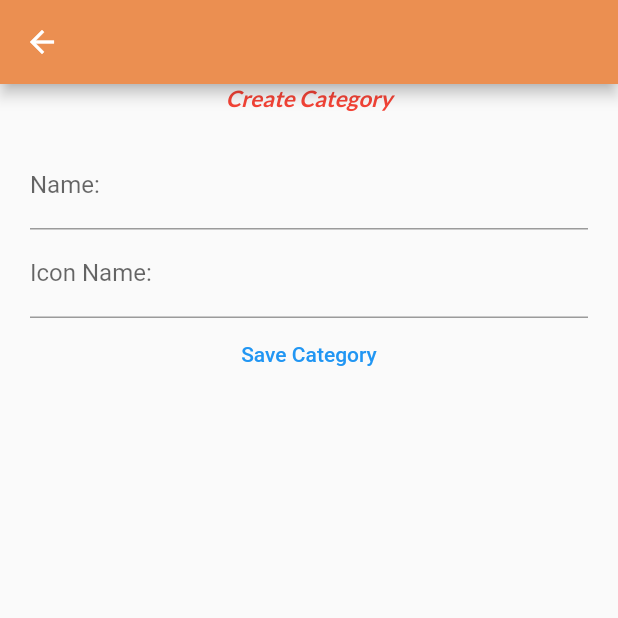
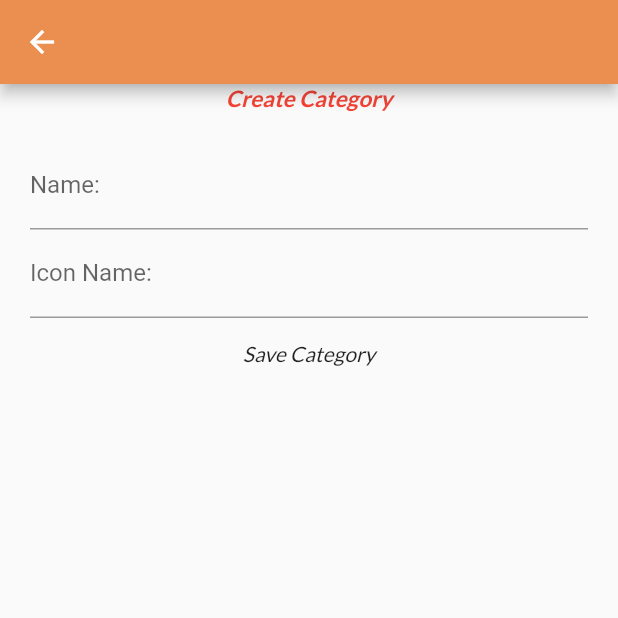
Before and after one commit to RoyAvidar/Flutter_Nestjs, a Flutter app: the AdminCreateCategoryScreen screen opened by its route, on a phone screen of 412 x 824 dp, the top half of it. Run offline on Flutter 3.47's test engine with Material 2 defaults, Android fonts, the phone set to English and light mode, and no system bars; our stand-ins replace adaptive_theme, flutter_settings_screens, graphql_flutter, image_picker, shared_preferences; accounts and stored records are empty; network calls fail.

Commit message:
small changes

```diff
--- a/lib/providers/category_provider.dart
+++ b/lib/providers/category_provider.dart
@@ -39,6 +39,7 @@ const deleteCategoryGraphql = """
 
 class CategoryProvider with ChangeNotifier {
   List<Category> _categories = [];
+  List<String> _iconList = [];
 
   Future<List<Category>> get getCategories async {
     QueryOptions queryOptions = QueryOptions(document: gql(categoriesGraphql));
--- a/lib/screens/admin/categories/admin_create_category_screen.dart
+++ b/lib/screens/admin/categories/admin_create_category_screen.dart
@@ -62,7 +62,6 @@ class Admin_CreateCategoryScreenState extends State<AdminCreateCategoryScreen> {
               ),
             ),
           ),
-
           Form(
             key: _formKey,
             child: Padding(
@@ -72,6 +71,7 @@ class Admin_CreateCategoryScreenState extends State<AdminCreateCategoryScreen> {
                 mainAxisAlignment: MainAxisAlignment.spaceAround,
                 children: [
                   TextFormField(
+                    controller: categoryNameController,
                     decoration: InputDecoration(labelText: 'Name: '),
                     textInputAction: TextInputAction.next,
                     validator: (value) {
@@ -89,7 +89,9 @@ class Admin_CreateCategoryScreenState extends State<AdminCreateCategoryScreen> {
                       );
                     },
                   ),
+                  //should be a dropdown bar with a list of icons.
                   TextFormField(
+                    controller: categoryIconController,
                     decoration: InputDecoration(labelText: 'Icon Name: '),
                     textInputAction: TextInputAction.done,
                     validator: (value) {
@@ -108,9 +110,11 @@ class Admin_CreateCategoryScreenState extends State<AdminCreateCategoryScreen> {
                     },
                   ),
                   TextButton(
-                    child: Text("Save Category"),
+                    child: Text(
+                      "Save Category",
+                      style: Theme.of(context).textTheme.bodyText2,
+                    ),
                     onPressed: () {
-                      //save form & edit address.
                       _saveForm();
                     },
                   ),
@@ -118,7 +122,6 @@ class Admin_CreateCategoryScreenState extends State<AdminCreateCategoryScreen> {
               ),
             ),
           ),
-          //a form with textformfields & a submit function that implements the method of createCategory (icon/text Button).
         ],
       ),
     );
--- a/lib/screens/overview_screen.dart
+++ b/lib/screens/overview_screen.dart
@@ -57,11 +57,11 @@ class _OverviewScreenState extends State<OverviewScreen> {
         .toList();
     tabs.add(
         Tab(text: "Favorites", icon: Icon(Icons.favorite_border_outlined)));
-    // print(tabs.length);
+
     return categories.length == 0
         ? Container()
         : DefaultTabController(
-            length: tabs.length,
+            length: categories.length + 1,
             initialIndex: 0,
             // The Builder widget is used to have a different BuildContext to access
             // closest DefaultTabController.
@@ -110,6 +110,7 @@ class _OverviewScreenState extends State<OverviewScreen> {
                 ),
                 drawer: AppDrawer(),
                 body: TabBarView(
+                  //should be a default screen that does the job of filtering categories.
                   children: [
                     SandwichScreen(),
                     SaladScreen(),
```
Also changed, not shown: lib/screens/categories_fliter_screen.dart (added, +16 -0 lines), lib/widgets/admin/admin_category_item.dart (+11 -5 lines).
